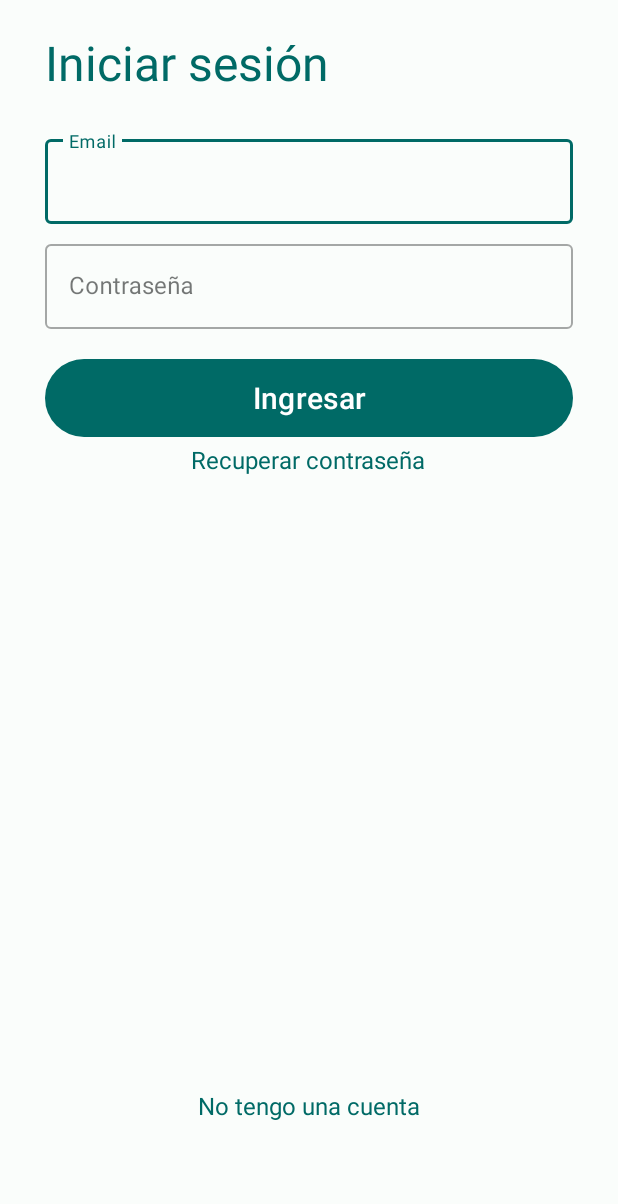
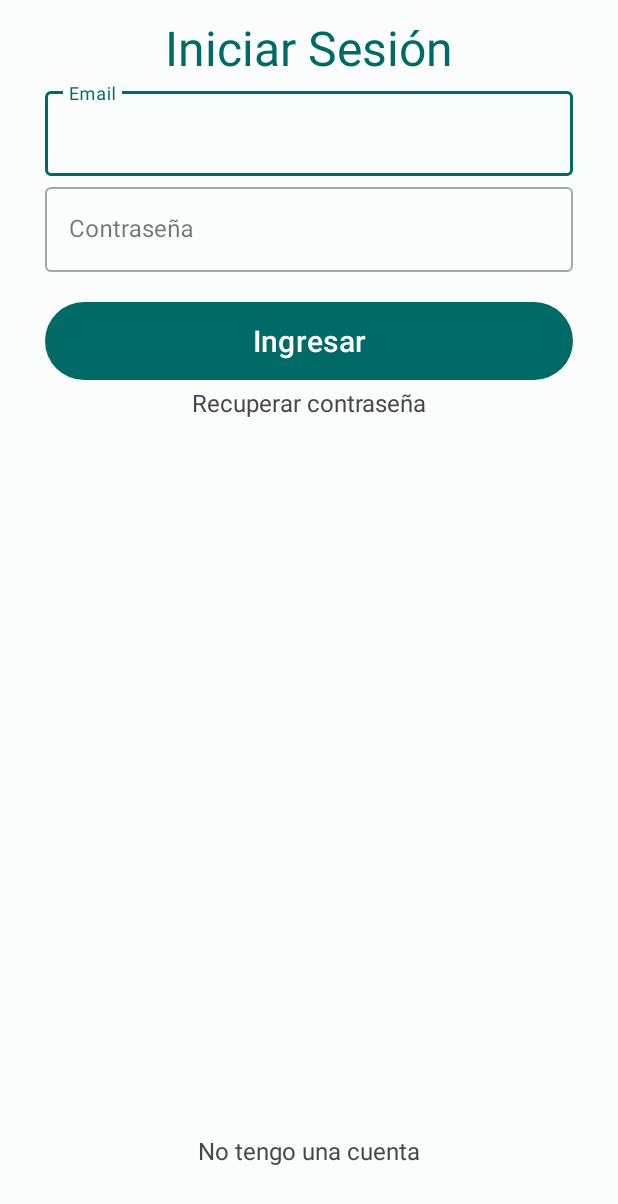
Before and after one commit to mandelbaummatias/AlejandriaApp, an Android app: the layout fragment_signin.xml on its own in the app's theme, with its tools: preview values and no code run, on a phone screen of 412 x 824 dp. Shown: the top 1204 px of the screen. Run offline under Robolectric (Android 15) with nearby library versions, the phone set to English and light mode, and no system bars.

Commit message:
vista base de signin y login v3

```diff
--- a/app/src/main/res/layout/fragment_signin.xml
+++ b/app/src/main/res/layout/fragment_signin.xml
@@ -1,30 +1,35 @@
 <?xml version="1.0" encoding="utf-8"?>
-<LinearLayout xmlns:android="http://schemas.android.com/apk/res/android"
+<androidx.constraintlayout.widget.ConstraintLayout xmlns:android="http://schemas.android.com/apk/res/android"
+    xmlns:app="http://schemas.android.com/apk/res-auto"
     android:layout_width="match_parent"
-    android:layout_height="match_parent"
-    android:gravity="top"
-    android:orientation="vertical"
-    android:padding="30dp">
+    android:padding="30dp"
+    android:layout_marginTop="-20dp"
+    android:layout_height="match_parent">
 
     <TextView
-        android:id="@+id/textViewTitulo"
+        android:id="@+id/textViewTituloIniciosesion"
         android:layout_width="wrap_content"
         android:layout_height="wrap_content"
-        android:text="Iniciar sesión"
+        android:text="Iniciar Sesión"
         android:textColor="@color/md_theme_light_primary"
         android:textSize="32dp"
         android:layout_gravity="left"
-        android:layout_marginTop="-10dp"
-        android:layout_marginBottom="16dp" />
+        app:layout_constraintTop_toTopOf="parent"
+        app:layout_constraintStart_toStartOf="parent"
+        app:layout_constraintEnd_toEndOf="parent"
+        android:layout_marginTop="0dp" />
 
     <!-- Email -->
     <com.google.android.material.textfield.TextInputLayout
-        android:id="@+id/textInputLayoutEmail"
+        android:id="@+id/textInputEmail"
         style="@style/Widget.MaterialComponents.TextInputLayout.OutlinedBox"
-        android:layout_width="match_parent"
+        android:layout_width="0dp"
         android:layout_height="wrap_content"
-        android:layout_marginTop="8dp"
-        android:hint="Email">
+        android:hint="Email"
+        app:layout_constraintTop_toBottomOf="@+id/textViewTituloIniciosesion"
+        app:layout_constraintStart_toStartOf="parent"
+        app:layout_constraintEnd_toEndOf="parent"
+        android:layout_marginTop="2dp">
 
         <com.google.android.material.textfield.TextInputEditText
             android:id="@+id/editTextEmail"
@@ -39,10 +44,13 @@
     <com.google.android.material.textfield.TextInputLayout
         android:id="@+id/textInputLayoutContraseña"
         style="@style/Widget.MaterialComponents.TextInputLayout.OutlinedBox"
-        android:layout_width="match_parent"
+        android:layout_width="0dp"
         android:layout_height="wrap_content"
-        android:layout_marginTop="8dp"
-        android:hint="Contraseña">
+        android:hint="Contraseña"
+        app:layout_constraintTop_toBottomOf="@+id/textInputEmail"
+        app:layout_constraintStart_toStartOf="parent"
+        app:layout_constraintEnd_toEndOf="parent"
+        android:layout_marginTop="2dp">
 
         <com.google.android.material.textfield.TextInputEditText
             android:id="@+id/editTextContraseña"
@@ -55,49 +63,44 @@
 
     <!-- Botón de Registro -->
     <Button
-        android:id="@+id/btnRegistro"
-        android:layout_width="match_parent"
-        android:textSize="20dp"
+        android:id="@+id/btnIngreso"
+        android:layout_width="0dp"
+        android:textSize="20sp"
         android:layout_height="60dp"
         android:layout_marginTop="16dp"
-        android:text="Ingresar" />
+        android:text="Ingresar"
+        app:layout_constraintStart_toStartOf="parent"
+        app:layout_constraintEnd_toEndOf="parent"
+        app:layout_constraintTop_toBottomOf="@+id/textInputLayoutContraseña" />
 
+    <!-- "Recuperar Contraseña" -->
     <TextView
         android:id="@+id/textViewRecuperarCuenta"
         android:layout_width="wrap_content"
         android:layout_height="wrap_content"
         android:text="Recuperar contraseña"
-        android:textColor="@color/md_theme_light_primary"
-        android:textSize="16dp"
-        android:layout_gravity="center"
+        android:textSize="16sp"
         android:layout_marginBottom="16dp"
         android:background="?attr/selectableItemBackground"
         android:clickable="true"
-        android:focusable="true" />
+        android:focusable="true"
+        app:layout_constraintTop_toBottomOf="@+id/btnIngreso"
+        app:layout_constraintStart_toStartOf="parent"
+        app:layout_constraintEnd_toEndOf="parent" />
 
-
-    <LinearLayout xmlns:android="http://schemas.android.com/apk/res/android"
-        android:layout_width="match_parent"
-        android:layout_height="match_parent"
-        android:gravity="bottom"
-        android:orientation="vertical"
-        android:padding="30dp">
-
-
-        <!-- Botón de Ingreso -->
+    <!-- "No tengo una cuenta" -->
     <TextView
-            android:id="@+id/textViewLogin"
+        android:id="@+id/textViewRegistro"
         android:layout_width="wrap_content"
         android:layout_height="wrap_content"
         android:text="No tengo una cuenta"
-            android:textColor="@color/md_theme_light_primary"
-            android:textSize="16dp"
-            android:layout_gravity="center"
+        android:textSize="16sp"
         android:layout_marginBottom="16dp"
         android:background="?attr/selectableItemBackground"
         android:clickable="true"
-            android:focusable="true" />
+        android:focusable="true"
+        app:layout_constraintBottom_toBottomOf="parent"
+        app:layout_constraintStart_toStartOf="parent"
+        app:layout_constraintEnd_toEndOf="parent" />
 
-    </LinearLayout>
-
-</LinearLayout>
+</androidx.constraintlayout.widget.ConstraintLayout>
```
Also changed, not shown: app/src/main/res/layout/fragment_login.xml (+22 -21 lines). Lines whose indentation alone changed are shown as unchanged.
